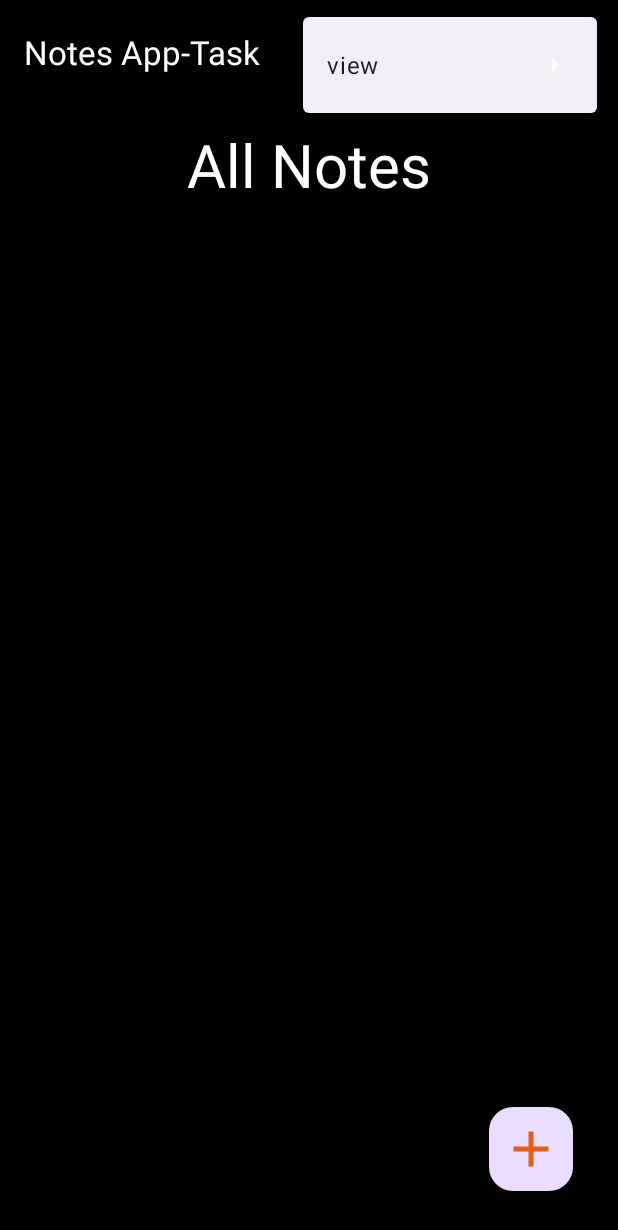
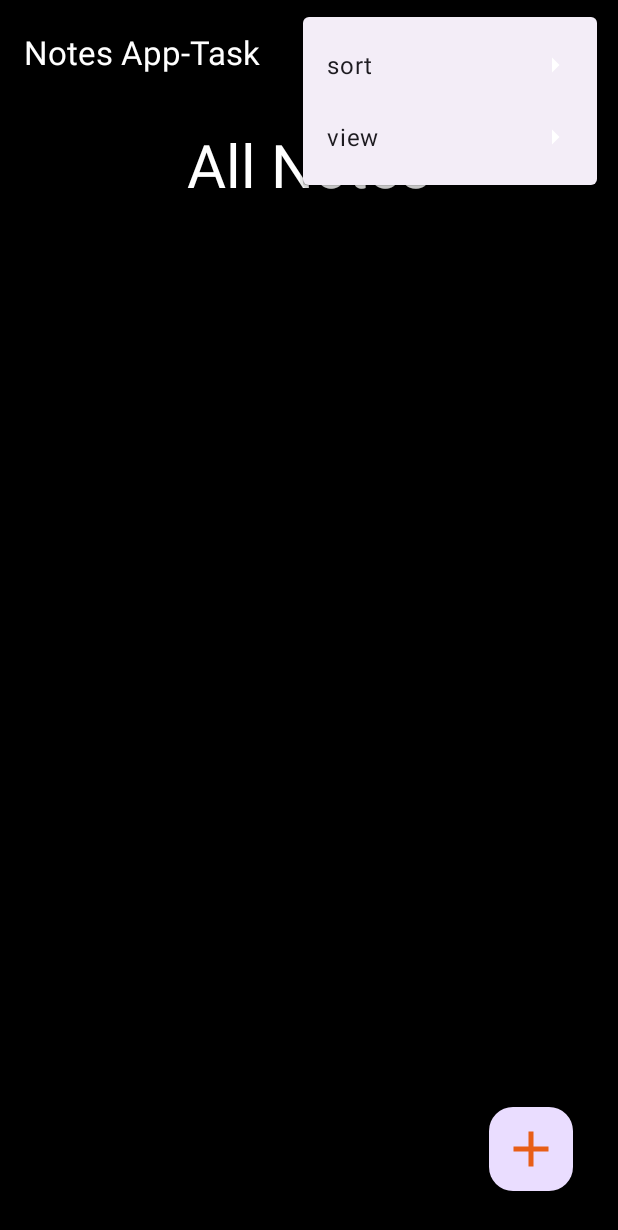
Before and after one commit to sahil-vasyerp/Notes_App_Task, an Android app: the screen it shows after launch (MainActivity), with the options menu open, on a phone screen of 412 x 824 dp. Shown: the top 1230 px of the screen. Run offline under Robolectric (Android 15) with nearby library versions, the phone set to English and light mode, and no system bars.

Commit message:
arraylist ascending descending by date and title

```diff
--- a/app/src/main/java/com/example/notesapp_task/Adapter/RecyclerViewAdapter.java
+++ b/app/src/main/java/com/example/notesapp_task/Adapter/RecyclerViewAdapter.java
@@ -69,6 +69,7 @@ public class RecyclerViewAdapter extends RecyclerView.Adapter<RecyclerViewAdapte
 
         holder.title.setText(expenseModel.getTitleNotes());
         holder.description.setText(expenseModel.getDescriptionNotes());
+        holder.date.setText(expenseModel.getCreateDate());
 
 
 //        int a= position%4;
@@ -111,7 +112,7 @@ public class RecyclerViewAdapter extends RecyclerView.Adapter<RecyclerViewAdapte
 
     public class ViewHolder extends RecyclerView.ViewHolder {
 
-        private TextView title, description ;
+        private TextView title, description,date ;
         CardView listCardView;
         MaterialCardView gridCardView,staggeredCardView;
         public ViewHolder(View itemView) {
@@ -122,6 +123,7 @@ public class RecyclerViewAdapter extends RecyclerView.Adapter<RecyclerViewAdapte
             listCardView = itemView.findViewById(R.id.listCard);
             gridCardView = itemView.findViewById(R.id.gridCard);
             staggeredCardView=itemView.findViewById(R.id.staggeredCard);
+            date=itemView.findViewById(R.id.createDate);
         }
     }
 }
--- a/app/src/main/res/menu/menu_option.xml
+++ b/app/src/main/res/menu/menu_option.xml
@@ -1,5 +1,25 @@
 <?xml version="1.0" encoding="utf-8"?>
 <menu xmlns:android="http://schemas.android.com/apk/res/android">
+
+    <item android:title="sort">
+        <menu>
+            <item android:title="sort by Alphabetical">
+
+                <menu>
+                    <item android:id="@+id/ascendingList" android:title="Ascending"/>
+                    <item android:id="@+id/descendingList" android:title="Descending"/>
+                </menu>
+
+            </item>
+            <item android:title="sort by date">
+                <menu>
+                    <item android:id="@+id/ascendingDate" android:title="Ascending"/>
+                    <item android:id="@+id/descendingDate" android:title="Descending"/>
+                </menu>
+            </item>
+
+        </menu>
+    </item>
         <item android:title="view">
             <menu>
                 <item android:id="@+id/listViewLayout" android:title="list View"/>
```
Also changed, not shown: app/src/main/java/com/example/notesapp_task/Add_NotesActivity.java (+37 -0 lines), app/src/main/java/com/example/notesapp_task/MainActivity.java (+112 -10 lines), app/src/main/java/com/example/notesapp_task/ModelClass/ExpenseModel.java (+7 -1 lines), app/src/main/res/layout/recyclerview_list.xml (+8 -0 lines).
